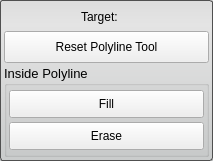
This is src/Interface/ToolInterface/PolyLineToolInterface.ui in SCIInstitute/Seg3D as Qt 5 draws it before an edit. The edited form follows.
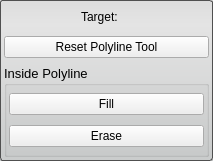
This is the edited form.

The edit to the form file:
```diff
--- a/src/Interface/ToolInterface/PolyLineToolInterface.ui
+++ b/src/Interface/ToolInterface/PolyLineToolInterface.ui
@@ -79,6 +79,12 @@
        <height>32</height>
       </size>
      </property>
+     <property name="maximumSize">
+      <size>
+       <width>16777215</width>
+       <height>32</height>
+      </size>
+     </property>
      <layout class="QHBoxLayout" name="horizontalLayout">
       <property name="spacing">
        <number>0</number>
@@ -94,18 +100,6 @@
           <verstretch>0</verstretch>
          </sizepolicy>
         </property>
-        <property name="minimumSize">
-         <size>
-          <width>0</width>
-          <height>32</height>
-         </size>
-        </property>
-        <property name="maximumSize">
-         <size>
-          <width>16777215</width>
-          <height>32</height>
-         </size>
-        </property>
         <property name="text">
          <string>Reset Polyline Tool</string>
         </property>
@@ -157,6 +151,12 @@
           <height>32</height>
          </size>
         </property>
+        <property name="maximumSize">
+         <size>
+          <width>16777215</width>
+          <height>32</height>
+         </size>
+        </property>
         <layout class="QHBoxLayout" name="horizontalLayout_2">
          <property name="spacing">
           <number>0</number>
@@ -166,18 +166,6 @@
          </property>
          <item>
           <widget class="QPushButton" name="insideFillButton">
-           <property name="minimumSize">
-            <size>
-             <width>0</width>
-             <height>28</height>
-            </size>
-           </property>
-           <property name="maximumSize">
-            <size>
-             <width>16777215</width>
-             <height>28</height>
-            </size>
-           </property>
            <property name="toolTip">
             <string>Flip across the axial plain</string>
            </property>
@@ -197,6 +185,12 @@
           <height>32</height>
          </size>
         </property>
+        <property name="maximumSize">
+         <size>
+          <width>16777215</width>
+          <height>32</height>
+         </size>
+        </property>
         <layout class="QHBoxLayout" name="horizontalLayout_3">
          <property name="spacing">
           <number>0</number>
@@ -206,18 +200,6 @@
          </property>
          <item>
           <widget class="QPushButton" name="insideEraseButton">
-           <property name="minimumSize">
-            <size>
-             <width>0</width>
-             <height>28</height>
-            </size>
-           </property>
-           <property name="maximumSize">
-            <size>
-             <width>16777215</width>
-             <height>28</height>
-            </size>
-           </property>
            <property name="toolTip">
             <string>Flip across the coronal plain</string>
            </property>
```
